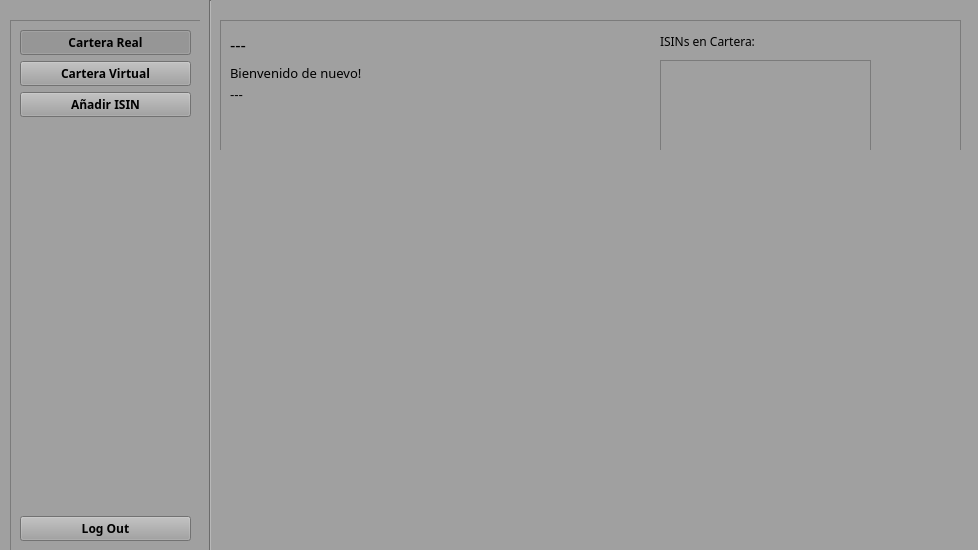
Above: View/PrincipalUsuario.ui from jesusramondovale/IngenicaSTS before the change. Below: the same form after it.
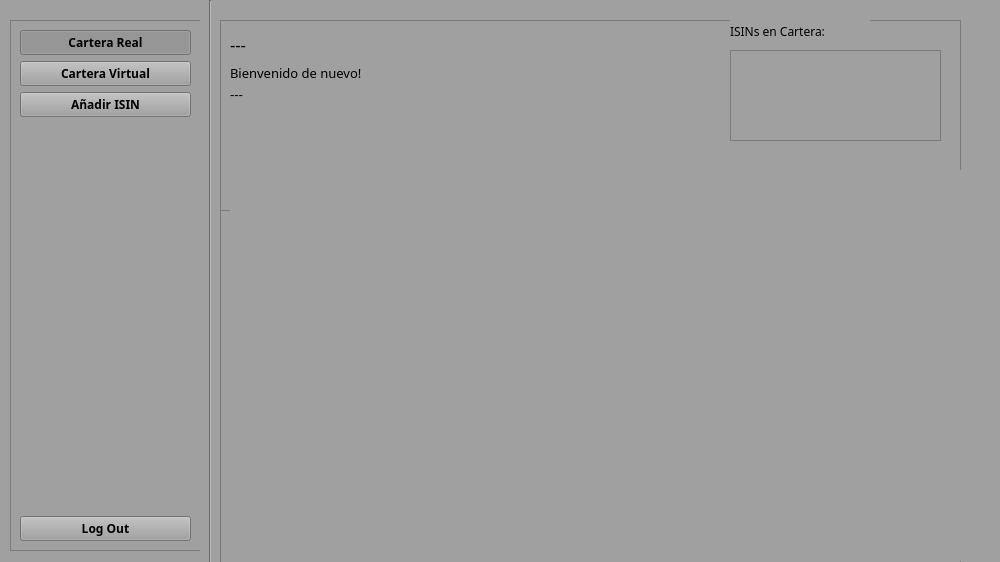
That is the form after the change. Icons and pictures are not drawn.

Commit message: Empaquetado Código, Graficación Varios ISINs

What changed in the file:
```diff
--- a/View/PrincipalUsuario.ui
+++ b/View/PrincipalUsuario.ui
@@ -6,8 +6,8 @@
    <rect>
     <x>0</x>
     <y>0</y>
-    <width>978</width>
-    <height>550</height>
+    <width>1000</width>
+    <height>562</height>
    </rect>
   </property>
   <property name="windowTitle">
@@ -172,8 +172,8 @@
      <widget class="QLabel" name="labelISIN">
       <property name="geometry">
        <rect>
-        <x>440</x>
-        <y>10</y>
+        <x>510</x>
+        <y>0</y>
         <width>140</width>
         <height>23</height>
        </rect>
@@ -251,8 +251,8 @@
      <widget class="QListWidget" name="listIsins">
       <property name="geometry">
        <rect>
-        <x>440</x>
-        <y>40</y>
+        <x>510</x>
+        <y>30</y>
         <width>211</width>
         <height>91</height>
        </rect>
@@ -262,13 +262,31 @@
     <widget class="QWidget" name="horizontalLayoutWidget">
      <property name="geometry">
       <rect>
-       <x>0</x>
-       <y>130</y>
+       <x>10</x>
+       <y>150</y>
        <width>751</width>
-       <height>421</height>
+       <height>391</height>
       </rect>
      </property>
-     <layout class="QHBoxLayout" name="layout"/>
+     <layout class="QHBoxLayout" name="layout">
+      <item>
+       <widget class="QLabel" name="labelNoIsin">
+        <property name="font">
+         <font>
+          <pointsize>10</pointsize>
+          <weight>75</weight>
+          <bold>true</bold>
+         </font>
+        </property>
+        <property name="text">
+         <string/>
+        </property>
+        <property name="alignment">
+         <set>Qt::AlignCenter</set>
+        </property>
+       </widget>
+      </item>
+     </layout>
     </widget>
    </widget>
    <widget class="Line" name="line">
```
Left out of the diff: 4 changed lines with no effect on the pictures. The commit also changes 2 other files.
